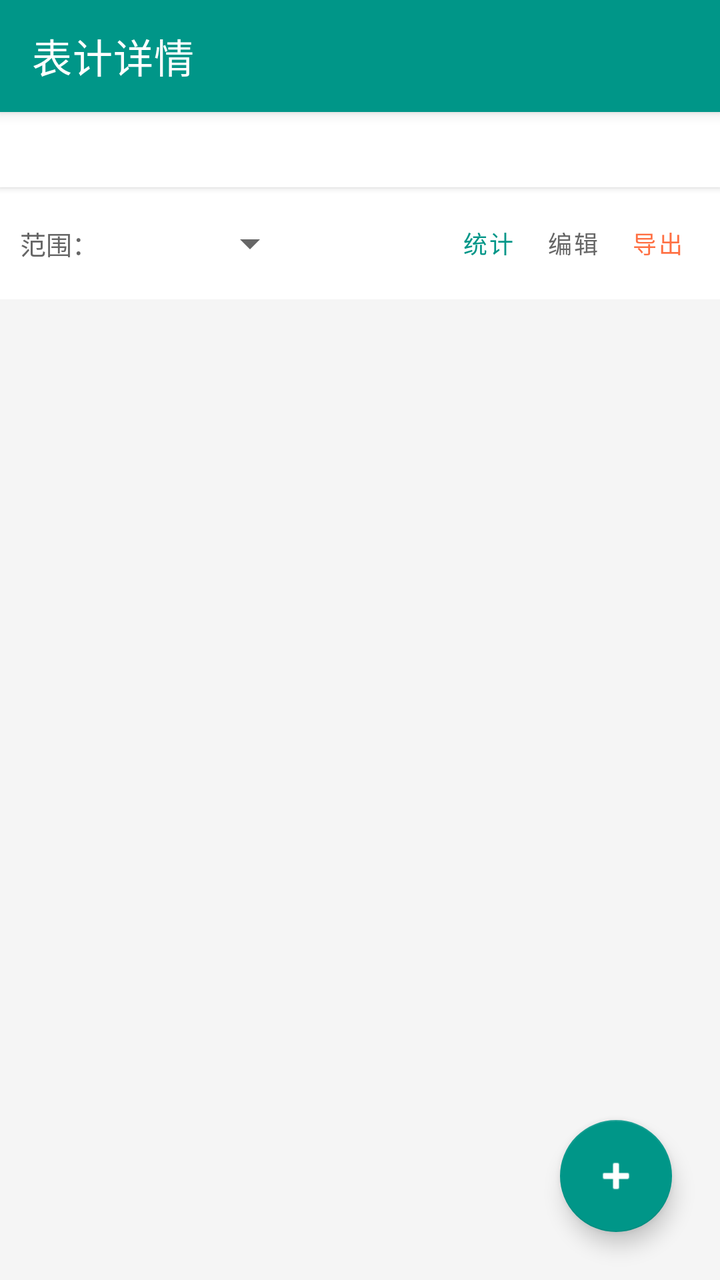
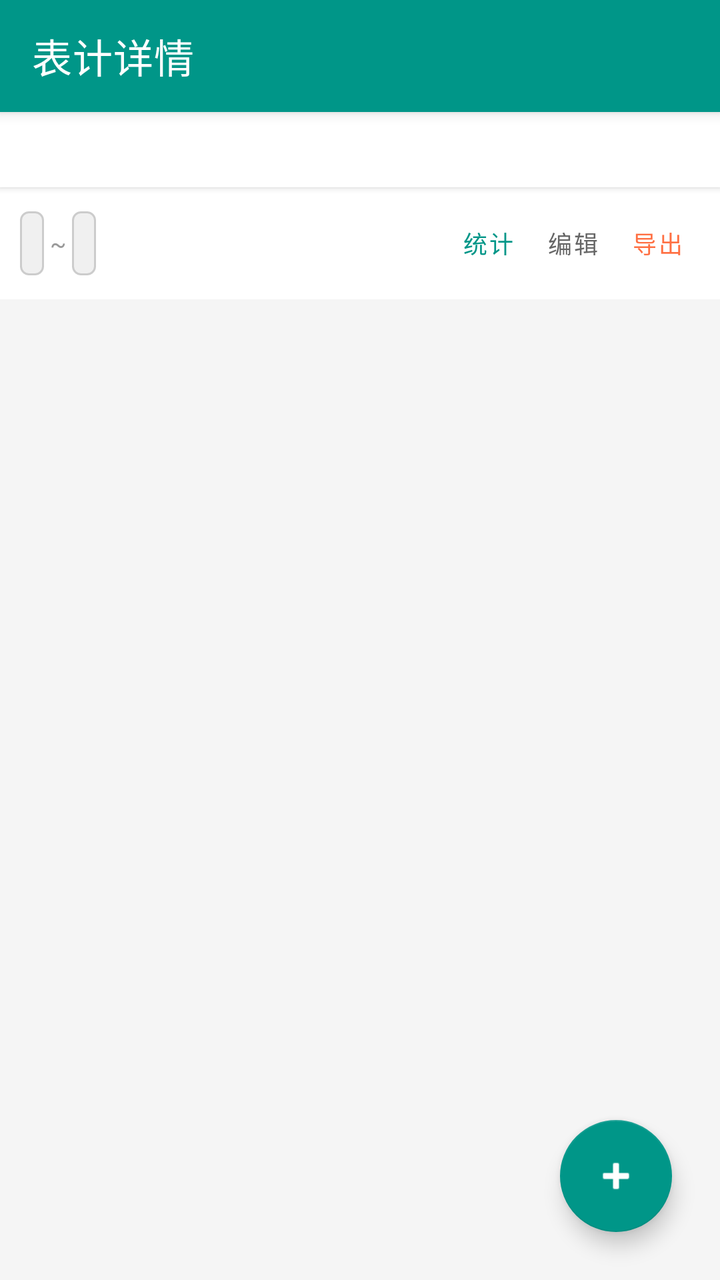

Screens rendered from an Android XML layout before and after an edit, with the pre-edit source and the edit as a unified diff.
<!-- AndroidManifest.xml: application theme AppTheme -->
<!-- res/layout/activity_meter_detail.xml -->
<?xml version="1.0" encoding="utf-8"?>
<androidx.coordinatorlayout.widget.CoordinatorLayout xmlns:android="http://schemas.android.com/apk/res/android" xmlns:app="http://schemas.android.com/apk/res-auto" android:layout_width="match_parent" android:layout_height="match_parent" android:background="#F5F5F5">
    <com.google.android.material.appbar.AppBarLayout android:layout_width="match_parent" android:layout_height="wrap_content">
        <androidx.appcompat.widget.Toolbar android:layout_width="match_parent" android:layout_height="?attr/actionBarSize" android:background="?attr/colorPrimary" app:title="表计详情" app:titleTextColor="@android:color/white"/>
    </com.google.android.material.appbar.AppBarLayout>
    <LinearLayout android:layout_width="match_parent" android:layout_height="match_parent" android:orientation="vertical" app:layout_behavior="@string/appbar_scrolling_view_behavior">
        <TextView android:id="@+id/tv_meter_info" android:layout_width="match_parent" android:layout_height="wrap_content" android:padding="10dp" android:background="@android:color/white" android:textSize="13sp" android:textColor="#666666" android:elevation="2dp"/>
        <LinearLayout android:layout_width="match_parent" android:layout_height="wrap_content" android:orientation="horizontal" android:padding="4dp" android:paddingStart="10dp" android:paddingEnd="10dp" android:gravity="center_vertical" android:background="@android:color/white">
            <TextView android:layout_width="wrap_content" android:layout_height="wrap_content" android:text="范围：" android:textSize="13sp" android:textColor="#666666"/>
            <Spinner android:id="@+id/spn_range" android:layout_width="wrap_content" android:layout_height="36dp" android:spinnerMode="dropdown" android:paddingStart="2dp" android:paddingEnd="2dp" android:minWidth="100dp"/>
            <View android:layout_width="0dp" android:layout_height="0dp" android:layout_weight="1"/>
            <com.google.android.material.button.MaterialButton android:id="@+id/btn_stats" style="@style/Widget.MaterialComponents.Button.TextButton" android:layout_width="wrap_content" android:layout_height="wrap_content" android:text="统计" android:textColor="?attr/colorPrimary" android:textSize="12sp" android:minWidth="0dp" android:paddingStart="8dp" android:paddingEnd="8dp"/>
            <com.google.android.material.button.MaterialButton android:id="@+id/btn_edit" style="@style/Widget.MaterialComponents.Button.TextButton" android:layout_width="wrap_content" android:layout_height="wrap_content" android:text="编辑" android:textColor="#666666" android:textSize="12sp" android:minWidth="0dp" android:paddingStart="8dp" android:paddingEnd="8dp"/>
            <com.google.android.material.button.MaterialButton android:id="@+id/btn_export" style="@style/Widget.MaterialComponents.Button.TextButton" android:layout_width="wrap_content" android:layout_height="wrap_content" android:text="导出" android:textColor="#FF7043" android:textSize="12sp" android:minWidth="0dp" android:paddingStart="8dp" android:paddingEnd="8dp"/>
        </LinearLayout>
        <TextView android:id="@+id/tv_summary" android:layout_width="match_parent" android:layout_height="wrap_content" android:padding="10dp" android:background="#E3F2FD" android:textSize="13sp" android:textColor="#1565C0" android:elevation="1dp" android:visibility="gone"/>
        <androidx.recyclerview.widget.RecyclerView android:id="@+id/recycler_view" android:layout_width="match_parent" android:layout_height="0dp" android:layout_weight="1" android:padding="4dp" android:clipToPadding="false"/>
        <TextView android:id="@+id/tv_empty" android:layout_width="match_parent" android:layout_height="0dp" android:layout_weight="1" android:gravity="center" android:text="暂无记录\n点击 + 记录余额" android:textSize="16sp" android:textColor="#999999" android:visibility="gone"/>
    </LinearLayout>
    <com.google.android.material.floatingactionbutton.FloatingActionButton android:id="@+id/fab_add" android:layout_width="wrap_content" android:layout_height="wrap_content" android:layout_gravity="bottom|end" android:layout_margin="24dp" android:src="@android:drawable/ic_input_add" app:backgroundTint="?attr/colorPrimary" app:tint="@android:color/white"/>
</androidx.coordinatorlayout.widget.CoordinatorLayout>
<!-- resources referenced by this layout -->
<resources>
  <style name="AppTheme" parent="Theme.MaterialComponents.Light.NoActionBar">
          <item name="colorPrimary">@color/colorPrimary</item>
          <item name="colorPrimaryDark">@color/colorPrimaryDark</item>
          <item name="colorAccent">@color/colorAccent</item>
      </style>
  <color name="colorPrimary">#009688</color>
  <color name="colorPrimaryDark">#00796B</color>
  <color name="colorAccent">#FF7043</color>
</resources>

<!-- the commit's change to res/layout/activity_meter_detail.xml (unified diff, before → after) -->
@@ -6,8 +6,9 @@
     <LinearLayout android:layout_width="match_parent" android:layout_height="match_parent" android:orientation="vertical" app:layout_behavior="@string/appbar_scrolling_view_behavior">
         <TextView android:id="@+id/tv_meter_info" android:layout_width="match_parent" android:layout_height="wrap_content" android:padding="10dp" android:background="@android:color/white" android:textSize="13sp" android:textColor="#666666" android:elevation="2dp"/>
         <LinearLayout android:layout_width="match_parent" android:layout_height="wrap_content" android:orientation="horizontal" android:padding="4dp" android:paddingStart="10dp" android:paddingEnd="10dp" android:gravity="center_vertical" android:background="@android:color/white">
-            <TextView android:layout_width="wrap_content" android:layout_height="wrap_content" android:text="范围：" android:textSize="13sp" android:textColor="#666666"/>
-            <Spinner android:id="@+id/spn_range" android:layout_width="wrap_content" android:layout_height="36dp" android:spinnerMode="dropdown" android:paddingStart="2dp" android:paddingEnd="2dp" android:minWidth="100dp"/>
+            <TextView android:id="@+id/tv_date_start" android:layout_width="wrap_content" android:layout_height="32dp" android:gravity="center_vertical" android:background="@drawable/bg_date_picker" android:paddingStart="6dp" android:paddingEnd="6dp" android:textSize="12sp" android:textColor="#009688" android:clickable="true" android:focusable="true"/>
+            <TextView android:layout_width="wrap_content" android:layout_height="wrap_content" android:text=" ~ " android:textSize="12sp" android:textColor="#999999"/>
+            <TextView android:id="@+id/tv_date_end" android:layout_width="wrap_content" android:layout_height="32dp" android:gravity="center_vertical" android:background="@drawable/bg_date_picker" android:paddingStart="6dp" android:paddingEnd="6dp" android:textSize="12sp" android:textColor="#009688" android:clickable="true" android:focusable="true"/>
             <View android:layout_width="0dp" android:layout_height="0dp" android:layout_weight="1"/>
             <com.google.android.material.button.MaterialButton android:id="@+id/btn_stats" style="@style/Widget.MaterialComponents.Button.TextButton" android:layout_width="wrap_content" android:layout_height="wrap_content" android:text="统计" android:textColor="?attr/colorPrimary" android:textSize="12sp" android:minWidth="0dp" android:paddingStart="8dp" android:paddingEnd="8dp"/>
             <com.google.android.material.button.MaterialButton android:id="@+id/btn_edit" style="@style/Widget.MaterialComponents.Button.TextButton" android:layout_width="wrap_content" android:layout_height="wrap_content" android:text="编辑" android:textColor="#666666" android:textSize="12sp" android:minWidth="0dp" android:paddingStart="8dp" android:paddingEnd="8dp"/>
<!-- resource entries referenced after the edit -->
@@ -1,5 +1,12 @@
 <!-- resources referenced by this layout -->
 <resources>
+  <!-- drawable bg_date_picker (drawable) -->
+  <?xml version="1.0" encoding="utf-8"?>
+  <shape xmlns:android="http://schemas.android.com/apk/res/android" android:shape="rectangle">
+      <solid android:color="#F0F0F0"/>
+      <corners android:radius="4dp"/>
+      <stroke android:width="1dp" android:color="#CCCCCC"/>
+  </shape>
   <style name="AppTheme" parent="Theme.MaterialComponents.Light.NoActionBar">
           <item name="colorPrimary">@color/colorPrimary</item>
           <item name="colorPrimaryDark">@color/colorPrimaryDark</item>
